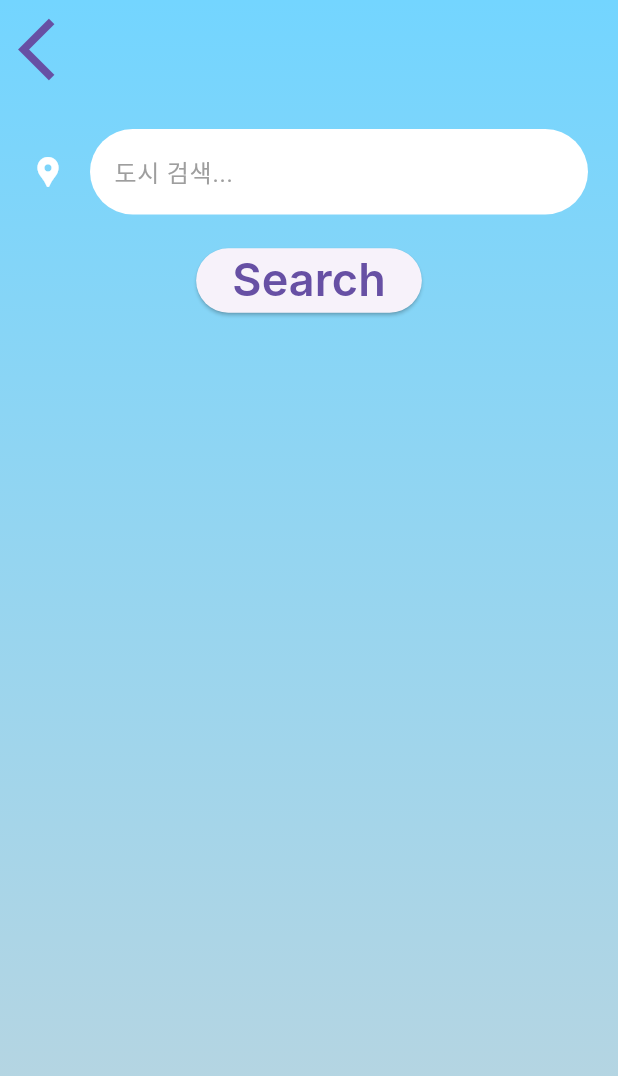
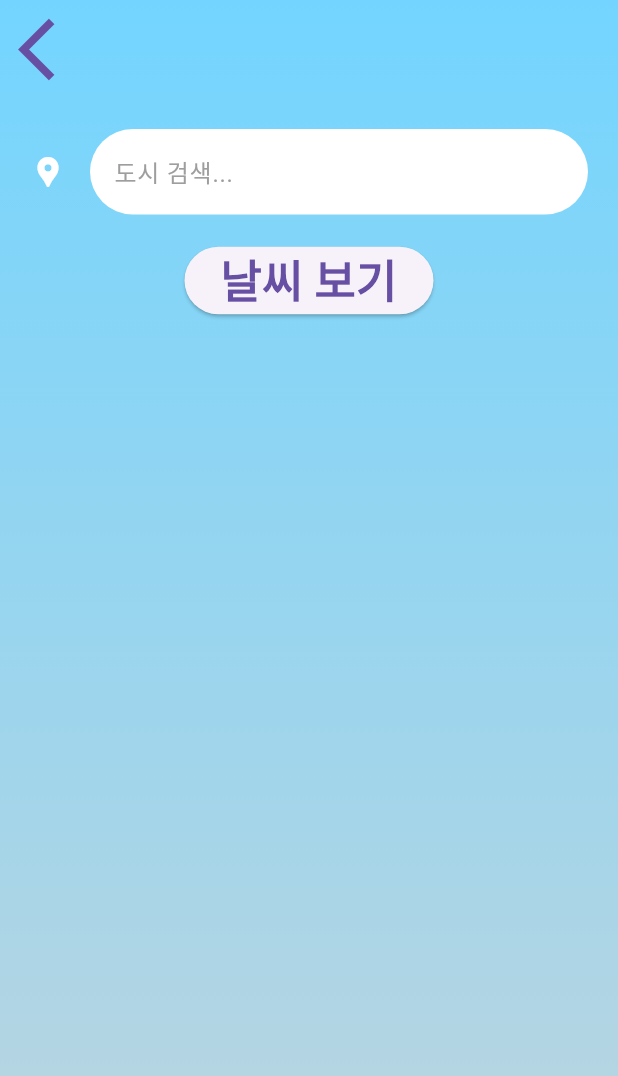
Before and after one commit to tnr1884/2024-1_hansungcapstone_bugiweather, a Flutter app: the CityScreen screen opened directly, on a phone screen of 412 x 824 dp. Shown: the top 1076 px of the screen. Run offline on Flutter 3.47's test engine with Material 3 defaults, Android fonts, the phone set to English and light mode, and no system bars; our stand-ins replace flutter_spinkit, geolocator; network calls fail; Roboto replaces fonts that are missing (Inter).

```diff
--- a/lib/city_screen.dart
+++ b/lib/city_screen.dart
@@ -47,9 +47,9 @@ class _CityScreenState extends State<CityScreen> {
               ElevatedButton(
                 onPressed: () {
                   Navigator.pop(context, cityName);
-                  },
+                },
                 child: const Text(
-                  'Search',
+                  '날씨 보기',
                   style: kButtonTextStyle,
                 ),
               ),
--- a/lib/constants.dart
+++ b/lib/constants.dart
@@ -13,7 +13,7 @@ const kMessageTextStyle = TextStyle(
 const kButtonTextStyle = TextStyle(
   fontSize: 30.0,
   fontFamily: 'Inter',
-  fontWeight: FontWeight.w600
+  fontWeight: FontWeight.w700
 );
 
 const kConditionTextStyle = TextStyle(
```
